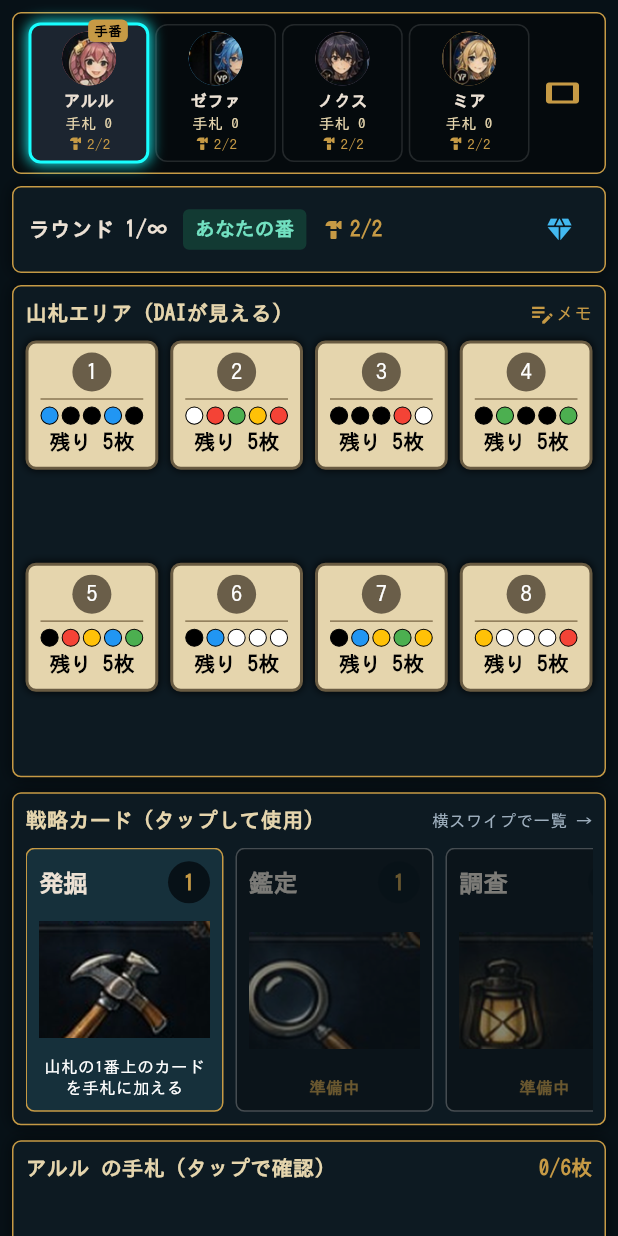
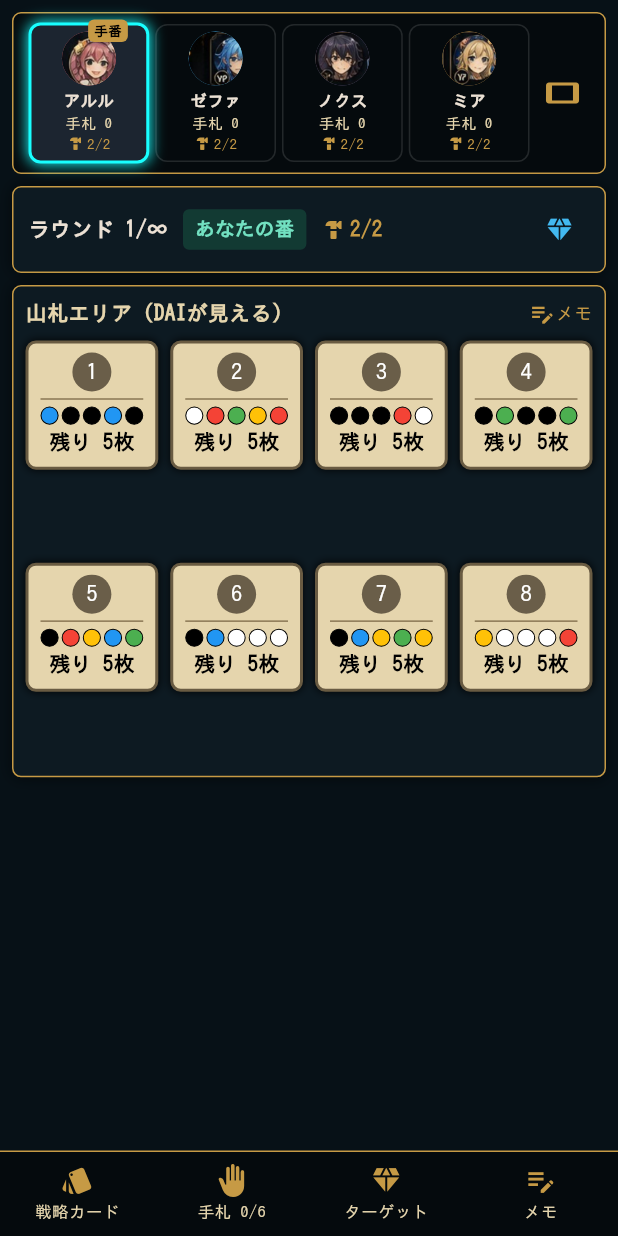
Before and after one commit to perusonao/fakedigger, a Flutter app: the screen it shows after launch, on a phone screen of 412 x 824 dp. Run offline on Flutter 3.47's test engine with Material 3 defaults, Android fonts, the phone set to English and light mode, and no system bars; our stand-ins replace flutter_riverpod, go_router.

Commit message:
Move strategy cards and hand into bottom-bar modals
Maximise the board (the game's focus) by moving the always-visible strategy
strip and hand strip into modals opened from a fixed bottom action bar:

- Bottom bar: 戦略カード / 手札 X/6 / ターゲット / メモ, each opening a
  modal on tap; the hand button keeps the count visible since reaching 6
  cards ends the game
- The portrait body is now just the player bar, status bar and the full-
  width board, so the deck area is the clear hero
- Reuse the strategy strip inside the strategy modal; remove the now-unused
  always-on hand widgets

Co-Authored-By: Claude Opus 4.8 <noreply@anthropic.com>
Claude-Session: https://claude.ai/code/session_01M8To8in6fG7Z6MiFhdjWQC

```diff
--- a/lib/main.dart
+++ b/lib/main.dart
@@ -243,29 +243,73 @@ class PortraitDashboard extends ConsumerWidget {
   const PortraitDashboard({super.key});
   @override
   Widget build(BuildContext context, WidgetRef ref) {
-    final state = ref.watch(gameProvider);
-    return Column(
+    return const Column(
       children: [
-        const PlayerBar(),
+        PlayerBar(),
+        // 盤面（山札）を主役として最大化。戦略カード・手札・ターゲット・メモは
+        // 下部バーからモーダルで開く。
         Expanded(
           child: SingleChildScrollView(
-            padding: const EdgeInsets.fromLTRB(8, 8, 8, 12),
+            padding: EdgeInsets.fromLTRB(8, 8, 8, 8),
             child: Column(
               crossAxisAlignment: CrossAxisAlignment.stretch,
               children: [
-                const StatusBar(),
-                const SizedBox(height: 8),
-                // 山札を全幅で大きく見せる（主役）。
-                const BoardPanel(),
-                const SizedBox(height: 10),
-                const StrategyStrip(),
-                const SizedBox(height: 10),
-                HandStrip(player: state.players[state.currentPlayer]),
+                StatusBar(),
+                SizedBox(height: 8),
+                BoardPanel(),
               ],
             ),
           ),
         ),
+        BottomActionBar(),
       ],
+    );
+  }
+}
+
+/// 下部固定バー。戦略カード・手札・ターゲット・メモをモーダルで開く。
+/// 手札は枚数を常時表示（6枚で終了する重要情報のため）。
+class BottomActionBar extends ConsumerWidget {
+  const BottomActionBar({super.key});
+  @override
+  Widget build(BuildContext context, WidgetRef ref) {
+    final hand = ref.watch(
+      gameProvider.select((s) => s.players[s.currentPlayer].hand.length),
+    );
+    Widget item(IconData icon, String label, VoidCallback onTap) => Expanded(
+          child: InkWell(
+            onTap: onTap,
+            child: Padding(
+              padding: const EdgeInsets.symmetric(vertical: 8),
+              child: Column(
+                mainAxisSize: MainAxisSize.min,
+                children: [
+                  Icon(icon, color: gold, size: 22),
+                  const SizedBox(height: 2),
+                  Text(label,
+                      style: const TextStyle(color: parchment, fontSize: 11)),
+                ],
+              ),
+            ),
+          ),
+        );
+    return Container(
+      decoration: const BoxDecoration(
+        color: Color(0xff050a0d),
+        border: Border(top: BorderSide(color: gold)),
+      ),
+      child: SafeArea(
+        top: false,
+        child: Row(
+          children: [
+            item(Icons.style, '戦略カード', () => showStrategySheet(context, ref)),
+            item(Icons.back_hand, '手札 $hand/$kHandLimit',
+                () => showHandSheet(context, ref)),
+            item(Icons.diamond, 'ターゲット', () => showTargetSheet(context, ref)),
+            item(Icons.edit_note, 'メモ', () => showMemoSheet(context, ref)),
+          ],
+        ),
+      ),
     );
   }
 }
@@ -540,125 +584,6 @@ class StrategyStrip extends StatelessWidget {
       );
 }
 
-/// 自分（手番プレイヤー）の手札を常時表示。裏向き→タップでおもて。
-class HandStrip extends ConsumerWidget {
-  const HandStrip({required this.player, super.key});
-  final PlayerState player;
-  @override
-  Widget build(BuildContext context, WidgetRef ref) {
-    final revealed = ref.watch(revealedHandProvider);
-    return GoldPanel(
-      padding: const EdgeInsets.all(8),
-      child: Column(
-        crossAxisAlignment: CrossAxisAlignment.start,
-        children: [
-          Row(
-            children: [
-              Expanded(
-                child: Text(
-                  '${player.name} の手札（タップで確認）',
-                  style: const TextStyle(
-                      color: parchment, fontWeight: FontWeight.bold),
-                ),
-              ),
-              Text(
-                '${player.hand.length}/$kHandLimit枚',
-                style:
-                    const TextStyle(color: gold, fontWeight: FontWeight.bold),
-              ),
-            ],
-          ),
-          const SizedBox(height: 8),
-          SizedBox(
-            height: 96,
-            child: player.hand.isEmpty
-                ? const Center(
-                    child: Text('まだ宝石がありません。山札を発掘しましょう。',
-                        style: TextStyle(color: parchment)),
-                  )
-                : ListView.separated(
-                    scrollDirection: Axis.horizontal,
-                    itemCount: player.hand.length,
-                    separatorBuilder: (_, __) => const SizedBox(width: 8),
-                    itemBuilder: (_, i) => HandFace(
-                      card: player.hand[i],
-                      revealed: revealed.contains(i),
-                      onTap: () {
-                        final set = {...ref.read(revealedHandProvider)};
-                        set.contains(i) ? set.remove(i) : set.add(i);
-                        ref.read(revealedHandProvider.notifier).state = set;
-                      },
-                    ),
-                  ),
-          ),
-        ],
-      ),
-    );
-  }
-}
-
-/// 手札1枚。裏面はエンブレム、おもては宝石色＋色名。
-class HandFace extends StatelessWidget {
-  const HandFace({
-    required this.card,
-    required this.revealed,
-    required this.onTap,
-    super.key,
-  });
-  final HandCard card;
-  final bool revealed;
-  final VoidCallback onTap;
-  @override
-  Widget build(BuildContext context) => InkWell(
-        onTap: onTap,
-        borderRadius: BorderRadius.circular(7),
-        child: AnimatedContainer(
-          duration: const Duration(milliseconds: 160),
-          width: 64,
-          padding: const EdgeInsets.all(6),
-          decoration: BoxDecoration(
-            color: revealed ? parchment : const Color(0xff10151d),
-            borderRadius: BorderRadius.circular(7),
-            border: Border.all(color: gold, width: revealed ? 2 : 1),
-          ),
-          child: revealed
-              ? Column(
-                  children: [
-                    Align(
-                      alignment: Alignment.topRight,
-                      child: card.doubled
-                          ? const Text('×2',
-                              style: TextStyle(
-                                  color: Colors.red,
-                                  fontSize: 11,
-                                  fontWeight: FontWeight.bold))
-                          : const SizedBox(height: 13),
-                    ),
-                    Expanded(
-                      child: Center(
-                        child: Container(
-                          width: 30,
-                          height: 30,
-                          decoration: BoxDecoration(
-                            color: card.gem.color,
-                            shape: BoxShape.circle,
-                            border: Border.all(color: Colors.black),
-                          ),
-                        ),
-                      ),
-                    ),
-                    Text(card.gem.label,
-                        style: const TextStyle(
-                            color: Colors.black, fontWeight: FontWeight.bold)),
-                  ],
-                )
-              : const Center(
-                  child: Icon(Icons.diamond, color: gold, size: 30),
-                ),
-        ),
-      );
-}
-
 /// 現在の手番プレイヤーの手札を本人だけが確認するモーダル。
 void showHandSheet(BuildContext context, WidgetRef ref) {
   showModalBottomSheet<void>(
@@ -775,6 +700,18 @@ void showMemoSheet(BuildContext context, WidgetRef ref) {
           ),
         ],
       ),
+    ),
+  );
+}
+
+/// 戦略カード一覧をモーダルで開く（横スクロールの一覧を再利用）。
+void showStrategySheet(BuildContext context, WidgetRef ref) {
+  showModalBottomSheet<void>(
+    context: context,
+    backgroundColor: panel,
+    builder: (_) => const Padding(
+      padding: EdgeInsets.all(12),
+      child: StrategyStrip(),
     ),
   );
 }
```
